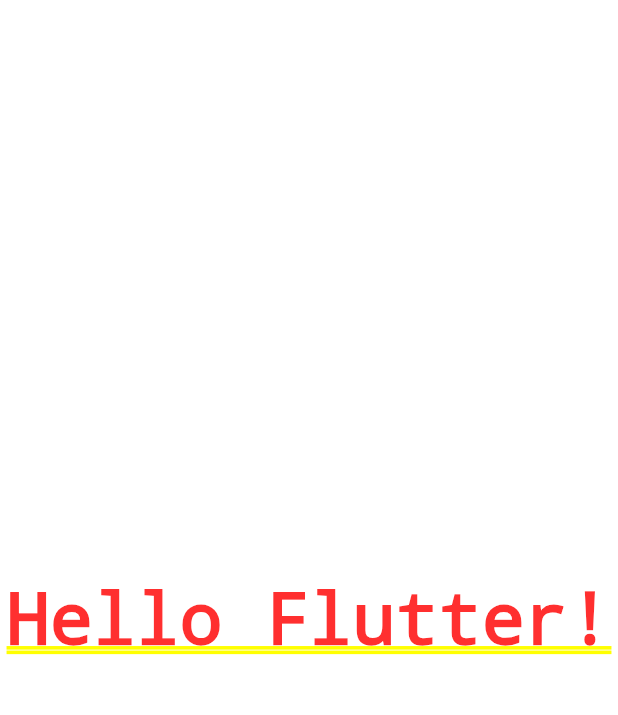
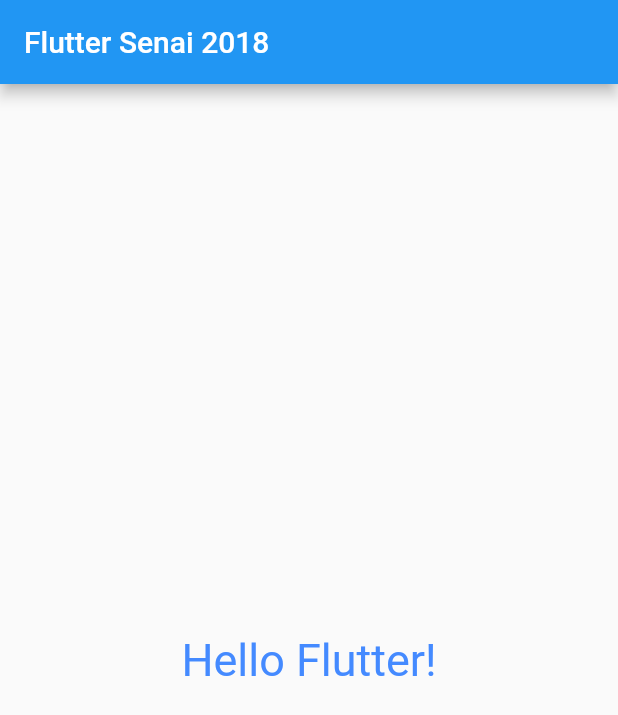
Before and after one commit to JHBitencourt/flutter_talk, a Flutter app: the screen it shows after launch, on a phone screen of 412 x 824 dp. Shown: the top 715 px of the screen. Run offline on Flutter 3.47's test engine with Material 2 defaults, Android fonts, the phone set to English and light mode, and no system bars.

Commit message:
- Para dar uma cara mais real, adicionamos o Scaffold como body; - Scaffold é o posto ipiranga do MaterialDesign, possui implementações da especificação; - Implementação do AppBar permite definir um title; - TextStyle personaliza o visual do Text;

```diff
--- a/lib/main.dart
+++ b/lib/main.dart
@@ -7,7 +7,17 @@ class MyApp extends StatelessWidget {
   Widget build(BuildContext context) {
     return MaterialApp(
       title: 'Flutter Talk',
-      home: Center(child:Text("Hello Flutter!")),
+      home: Scaffold(
+        appBar: AppBar(title: Text('Flutter Senai 2018')),
+        body: Center(
+            child: Text("Hello Flutter!",
+              style: TextStyle(
+                  fontSize: 30.0,
+                  color: Colors.blueAccent
+              ),
+            )
+        ),
+      ),
     );
   }
 }
```
